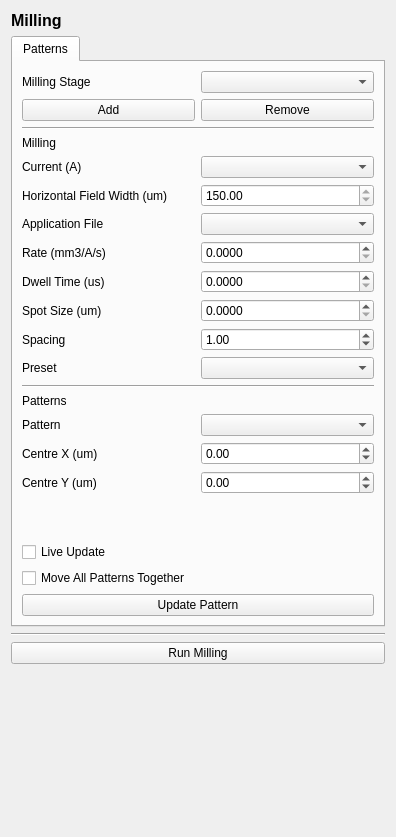
DeMarcoLab/fibsem, file fibsem/ui/qtdesigner_files/FibsemMillingWidget.ui: the form before one commit.
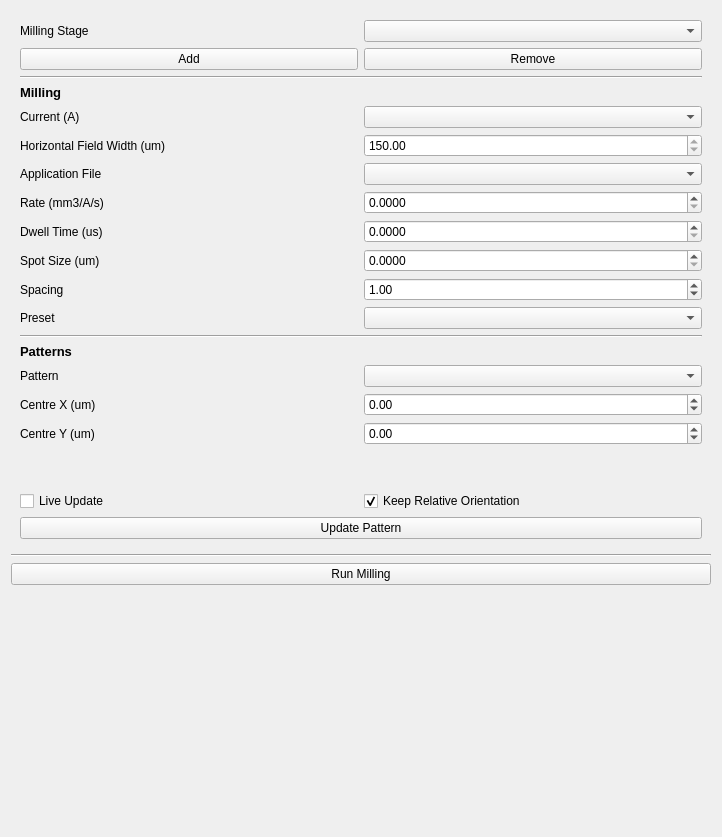
The form after the commit.

Commit message: moving pattern update

```diff
--- a/fibsem/ui/qtdesigner_files/FibsemMillingWidget.ui
+++ b/fibsem/ui/qtdesigner_files/FibsemMillingWidget.ui
@@ -6,7 +6,7 @@
    <rect>
     <x>0</x>
     <y>0</y>
-    <width>396</width>
+    <width>722</width>
     <height>837</height>
    </rect>
   </property>
@@ -14,21 +14,51 @@
    <string>Form</string>
   </property>
   <layout class="QGridLayout" name="gridLayout">
-   <item row="17" column="0" colspan="2">
-    <widget class="QTabWidget" name="tabWidget">
+   <item row="27" column="0" colspan="2">
+    <widget class="QLabel" name="label_info">
+     <property name="text">
+      <string/>
+     </property>
+     <property name="wordWrap">
+      <bool>true</bool>
+     </property>
+    </widget>
+   </item>
+   <item row="28" column="0" colspan="2">
+    <spacer name="verticalSpacer">
+     <property name="orientation">
+      <enum>Qt::Vertical</enum>
+     </property>
+     <property name="sizeHint" stdset="0">
+      <size>
+       <width>20</width>
+       <height>40</height>
+      </size>
+     </property>
+    </spacer>
+   </item>
+   <item row="18" column="0" colspan="2">
+    <widget class="Line" name="line">
+     <property name="orientation">
+      <enum>Qt::Horizontal</enum>
+     </property>
+    </widget>
+   </item>
+   <item row="26" column="0" colspan="2">
+    <widget class="QPushButton" name="pushButton_run_milling">
+     <property name="text">
+      <string>Run Milling</string>
+     </property>
+    </widget>
+   </item>
+   <item row="16" column="0" colspan="2">
+    <widget class="QFrame" name="frame">
      <property name="minimumSize">
       <size>
        <width>0</width>
        <height>0</height>
       </size>
      </property>
-     <property name="currentIndex">
-      <number>0</number>
-     </property>
-     <widget class="QWidget" name="tab_patterns">
-      <attribute name="title">
-       <string>Patterns</string>
-      </attribute>
       <layout class="QGridLayout" name="gridLayout_4">
        <item row="1" column="1">
         <widget class="QComboBox" name="comboBox_milling_stage"/>
@@ -38,6 +68,13 @@
        </item>
        <item row="4" column="0" colspan="2">
         <widget class="QLabel" name="label_milling_header">
+        <property name="font">
+         <font>
+          <pointsize>10</pointsize>
+          <weight>75</weight>
+          <bold>true</bold>
+         </font>
+        </property>
          <property name="text">
           <string>Milling</string>
          </property>
@@ -298,6 +335,13 @@
        </item>
        <item row="14" column="0" colspan="2">
         <widget class="QLabel" name="label_patterns_header">
+        <property name="font">
+         <font>
+          <pointsize>10</pointsize>
+          <weight>75</weight>
+          <bold>true</bold>
+         </font>
+        </property>
          <property name="text">
           <string>Patterns</string>
          </property>
@@ -310,66 +354,17 @@
          </property>
         </widget>
        </item>
-       <item row="25" column="0">
-        <widget class="QCheckBox" name="checkBox_move_all_patterns">
+      <item row="24" column="1">
+       <widget class="QCheckBox" name="checkBox_relative_move">
          <property name="text">
-          <string>Move All Patterns Together</string>
-         </property>
-        </widget>
-       </item>
-      </layout>
-     </widget>
-    </widget>
-   </item>
-   <item row="29" column="0" colspan="2">
-    <spacer name="verticalSpacer">
-     <property name="orientation">
-      <enum>Qt::Vertical</enum>
-     </property>
-     <property name="sizeHint" stdset="0">
-      <size>
-       <width>20</width>
-       <height>40</height>
-      </size>
-     </property>
-    </spacer>
-   </item>
-   <item row="28" column="0" colspan="2">
-    <widget class="QLabel" name="label_info">
-     <property name="text">
-      <string/>
-     </property>
-     <property name="wordWrap">
+         <string>Keep Relative Orientation</string>
+        </property>
+        <property name="checked">
       <bool>true</bool>
      </property>
     </widget>
    </item>
-   <item row="19" column="0" colspan="2">
-    <widget class="Line" name="line">
-     <property name="orientation">
-      <enum>Qt::Horizontal</enum>
-     </property>
-    </widget>
-   </item>
-   <item row="27" column="0" colspan="2">
-    <widget class="QPushButton" name="pushButton_run_milling">
-     <property name="text">
-      <string>Run Milling</string>
-     </property>
-    </widget>
-   </item>
-   <item row="0" column="0" colspan="2">
-    <widget class="QLabel" name="label_title">
-     <property name="font">
-      <font>
-       <pointsize>12</pointsize>
-       <weight>75</weight>
-       <bold>true</bold>
-      </font>
-     </property>
-     <property name="text">
-      <string>Milling</string>
-     </property>
+     </layout>
     </widget>
    </item>
   </layout>
```
Left out of the diff: 3 changed lines with no effect on the pictures. Lines whose indentation alone changed are shown as unchanged. The commit also changes 2 other files.
